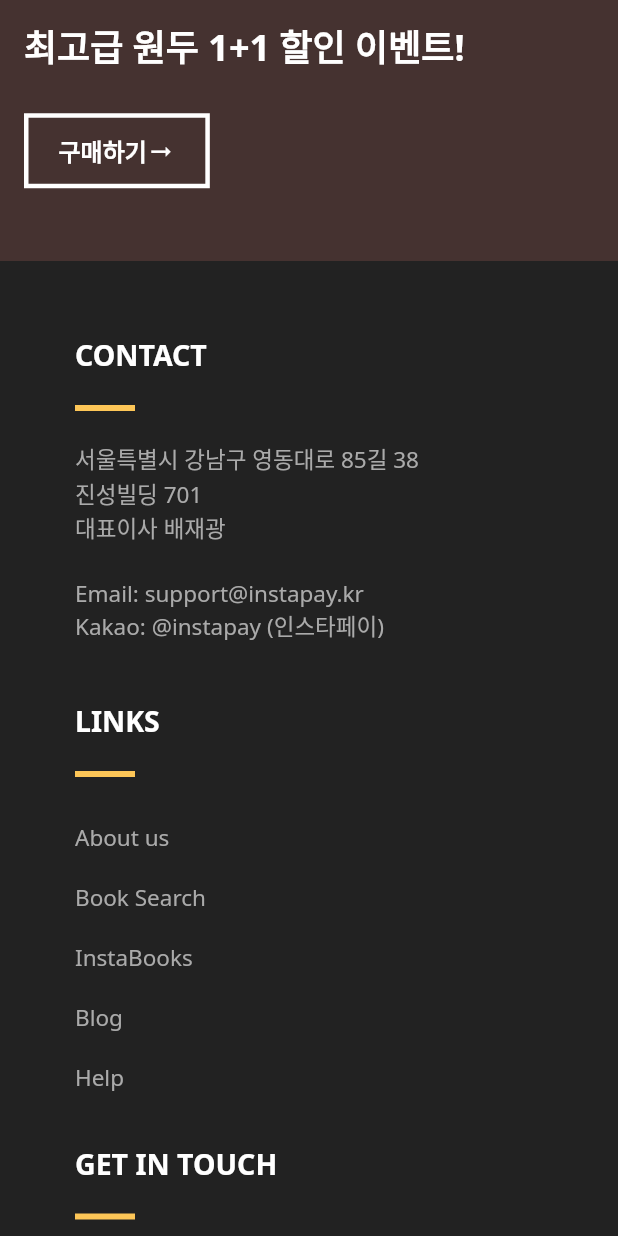
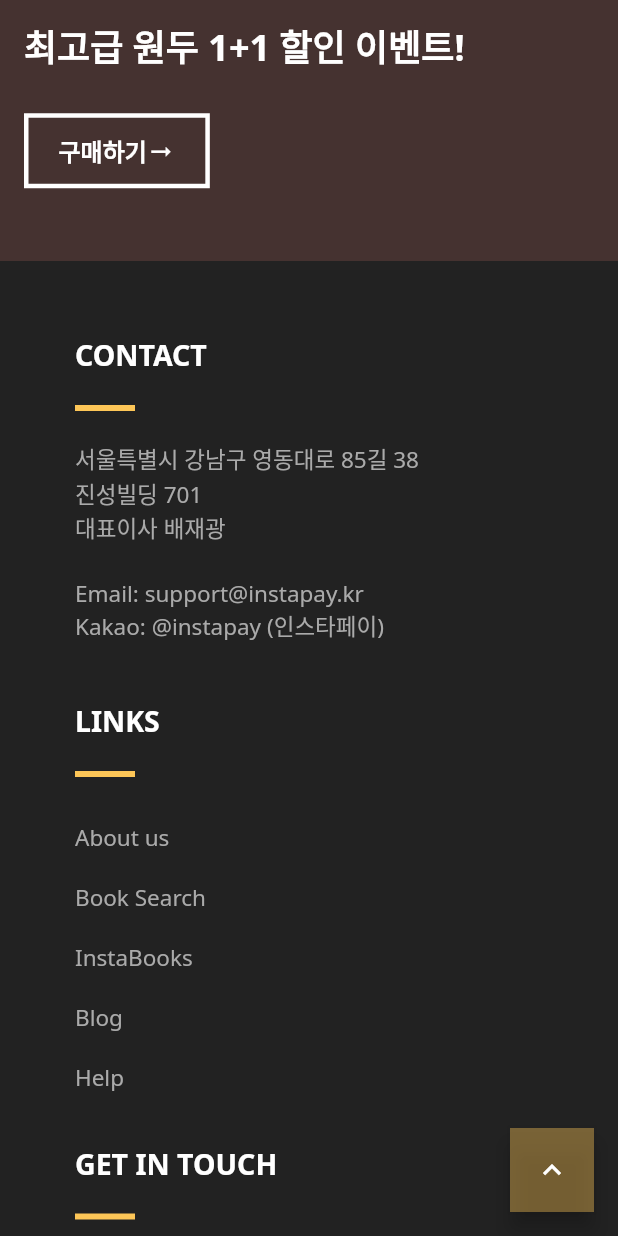
Before and after one commit to jinwoo-nam/Gorllia_Beans, a Flutter app: the screen it shows after launch, scrolled down 576 dp, on a phone screen of 412 x 824 dp. Run offline on Flutter 3.47's test engine with Material 2 defaults, Android fonts, the phone set to English and light mode, and no system bars; our stand-ins replace font_awesome_flutter, google_fonts.

Commit message:
feat: HomeScreen FAB 추가

```diff
--- a/lib/presentation/home/home_screen.dart
+++ b/lib/presentation/home/home_screen.dart
@@ -1,6 +1,7 @@
 import 'package:beans_instapay/presentation/home/contact/contact_page.dart';
 import 'package:beans_instapay/presentation/home/footer/footer_page.dart';
 import 'package:beans_instapay/presentation/home/main/main_page.dart';
+import 'package:beans_instapay/ui/color.dart';
 import 'package:beans_instapay/ui/constant.dart';
 import 'package:flutter/material.dart';
 
@@ -31,6 +32,12 @@ class _HomeScreenState extends State<HomeScreen> {
   @override
   Widget build(BuildContext context) {
     return Scaffold(
+      floatingActionButton: FloatingActionButton(
+        shape: const RoundedRectangleBorder(),
+        onPressed: () {},
+        child: const Icon(Icons.keyboard_arrow_up_sharp),
+        backgroundColor: selectColor.withOpacity(0.4),
+      ),
       body: SafeArea(
         child: ListView(
           children: [
```
